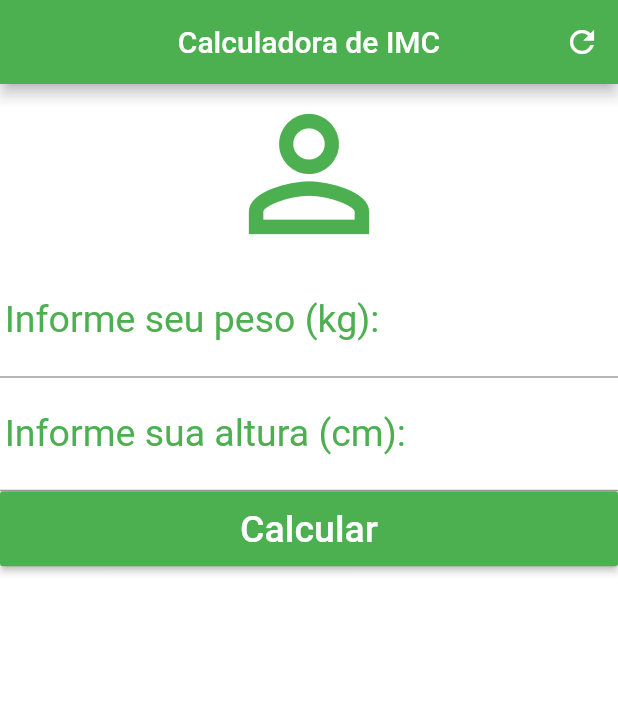
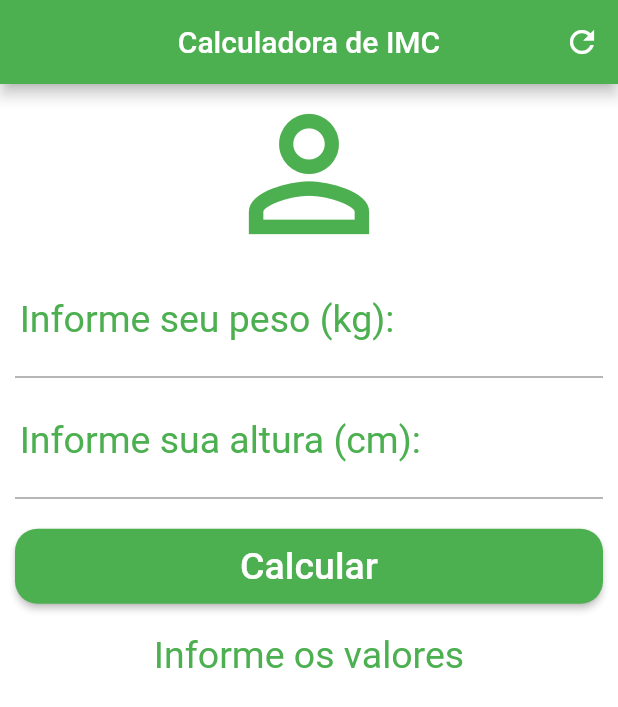
Before and after one commit to satinP/imc-flutter, a Flutter app: the screen it shows after launch, after a tap on "Calcular", on a phone screen of 412 x 824 dp. Shown: the top 707 px of the screen. Run offline on Flutter 3.47's test engine with Material 2 defaults, Android fonts, the phone set to English and light mode, and no system bars.

Commit message:
Logica e ajustes de layout

```diff
--- a/lib/main.dart
+++ b/lib/main.dart
@@ -10,6 +10,49 @@ class Home extends StatefulWidget {
 }
 
 class _HomeState extends State<Home> {
+  TextEditingController weightController;
+  TextEditingController heightController;
+
+  String _message = "Informe os valores";
+
+  void _resetFields() {
+    weightController.text = "";
+    heightController.text = "";
+    setState(() {
+      _message = "Informe os valores";
+    });
+  }
+
+  void _calculateImc() {
+    setState(() {
+      double weight = double.parse(weightController.text);
+      double height = double.parse(heightController.text) / 100;
+
+      double imc = weight / (height * height);
+
+      if (imc < 18.6) {
+        _message = "Você está abaixo do peso, IMC: ${imc.toStringAsPrecision(4)}";
+      }
+      if (imc >= 18.6 && imc < 24.9) {
+        _message = "Peso ideal, IMC: ${imc.toString()}";
+      }
+      if (imc >= 24.9 && imc < 29.9) {
+        _message = "Levemente acima do peso, IMC: ${imc.toString()}";
+      }
+      if (imc >= 29.9 && imc < 34.9) {
+        _message = "Obesidade grau I, IMC: ${imc.toString()}";
+      }
+      if (imc >= 34.9 && imc < 39.9) {
+        _message = "Obesidade grau II, IMC: ${imc.toString()}";
+      }
+      if (imc >= 40) {
+        _message = "Obesidade grau III, IMC: ${imc.toString()}";
+      }
+
+    });
+
+  }
+
   @override
   Widget build(BuildContext context) {
     return Scaffold(
@@ -20,12 +63,13 @@ class _HomeState extends State<Home> {
           actions: <Widget>[
             IconButton(
               icon: Icon(Icons.refresh),
-              onPressed: () => {},
+              onPressed: _resetFields ,
             )
           ],
         ),
         backgroundColor: Colors.white,
         body: SingleChildScrollView(
+          padding: EdgeInsets.fromLTRB(10, 0, 10, 0),
           child: Column(
             crossAxisAlignment: CrossAxisAlignment.stretch,
             children: <Widget>[
@@ -42,8 +86,11 @@ class _HomeState extends State<Home> {
                 ),
                 textAlign: TextAlign.center,
                 style: TextStyle(color: Colors.green, fontSize: 25),
+                controller: weightController,
               ),
-              TextField(
+              Padding(
+                  padding: EdgeInsets.fromLTRB(0, 5, 0, 0),
+                  child: TextField(
                     keyboardType: TextInputType.number,
                     decoration: InputDecoration(
                       labelText: "Informe sua altura (cm): ",
@@ -51,18 +98,24 @@ class _HomeState extends State<Home> {
                     ),
                     textAlign: TextAlign.center,
                     style: TextStyle(color: Colors.green, fontSize: 25),
-              ),
-              Container(
+                    controller: heightController,
+                  )),
+              Padding(
+                padding: EdgeInsets.fromLTRB(0, 20, 0, 20),
+                child: Container(
                   height: 50,
                   child: RaisedButton(
-                  onPressed: () => {},
+                    onPressed: _calculateImc,
                     child: Text("Calcular",
                         style: TextStyle(color: Colors.white, fontSize: 25)),
                     color: Colors.green,
+                    shape: RoundedRectangleBorder(
+                        borderRadius: BorderRadius.circular(15)),
+                  ),
                 ),
               ),
               Text(
-                "",
+                _message,
                 textAlign: TextAlign.center,
                 style: TextStyle(color: Colors.green, fontSize: 25),
               )
```
Also changed, not shown: 2 other files. Lines whose indentation alone changed are shown as unchanged.
